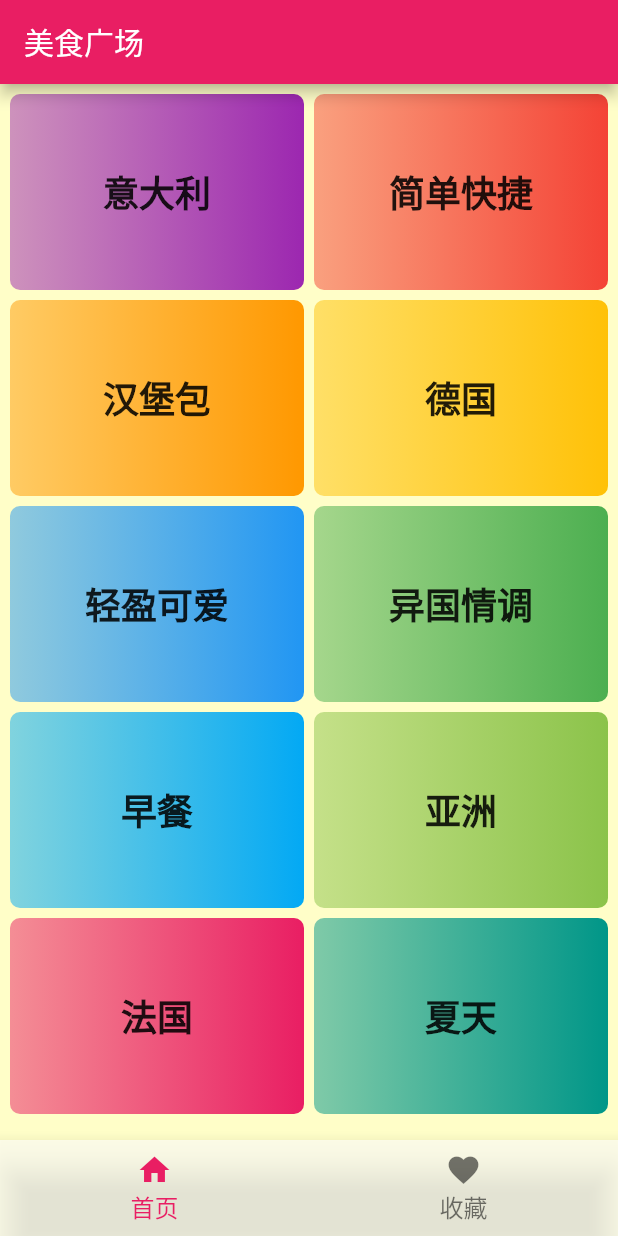
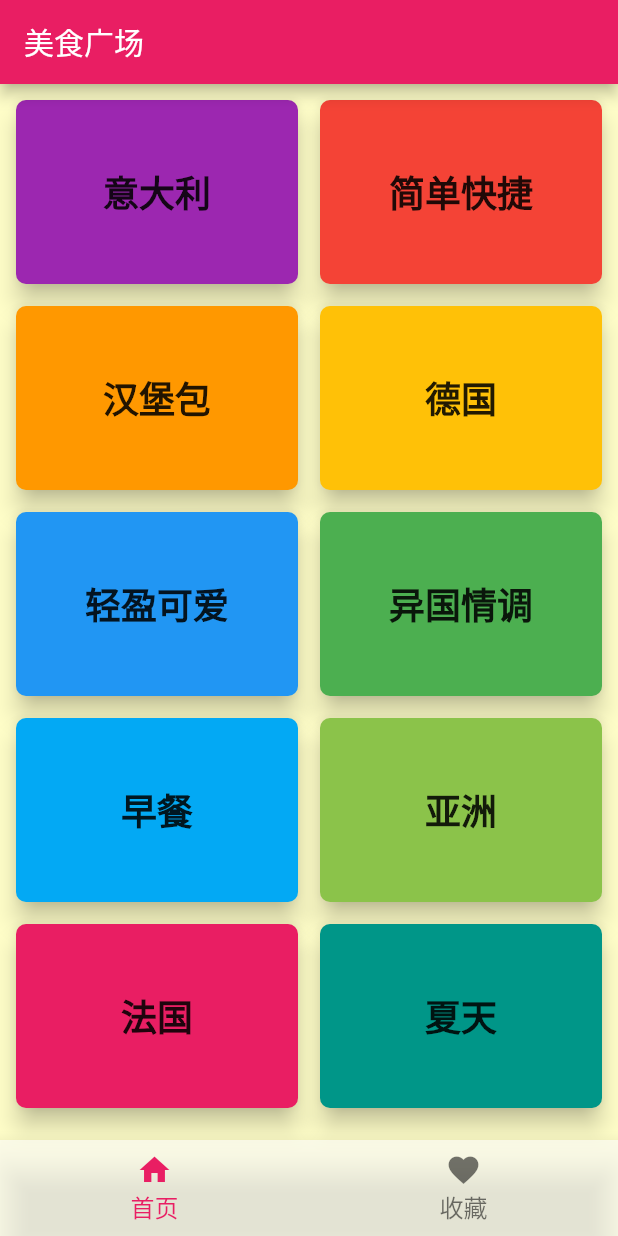
Before and after one commit to hywenbinger/cookbook, a Flutter app: the screen it shows after launch, on a phone screen of 412 x 824 dp. Run offline on Flutter 3.47's test engine with Material 2 defaults, Android fonts, the phone set to English and light mode, and no system bars.

Commit message:
complete home page

```diff
--- a/lib/pages/home/home_item.dart
+++ b/lib/pages/home/home_item.dart
@@ -11,26 +11,30 @@ class HomeItem extends StatelessWidget {
   @override
   Widget build(BuildContext context) {
     final bgColor = _model.color;
-    return Container(
-      decoration: BoxDecoration(
+    return GestureDetector(
+      onTap: () {
+        print(_model.toString());
+      },
+      child: Card(
         /// 背景色
         color: bgColor,
 
-        /// 圆角
-        borderRadius: BorderRadius.circular(20.px),
+        /// 阴影区域
+        elevation: 20.px,
 
-        /// 渐变
-        gradient: LinearGradient(colors: [
-          bgColor.withOpacity(.5),
-          bgColor,
-        ]),
+        /// 设置圆角
+        shape: RoundedRectangleBorder(
+          borderRadius: BorderRadius.all(
+            Radius.circular(20.px),
           ),
-      alignment: Alignment.center,
+        ),
+        child: Center(
           child: Text(
             _model.title,
             style: Theme.of(context).textTheme.bodyText1.copyWith(
                   fontWeight: FontWeight.bold,
-              fontSize: AppTheme.largeFontSize,
+                ),
+          ),
         ),
       ),
     );
--- a/lib/theme/app_theme.dart
+++ b/lib/theme/app_theme.dart
@@ -1,39 +1,37 @@
 import 'package:flutter/material.dart';
 
 class AppTheme {
-  // 公用属性
+  /// 公用属性
   static const double smallFontSize = 16;
   static const double normalFontSize = 20;
   static const double largeFontSize = 24;
 
-  // 默认主题
+  /// 默认主题
   static const Color lightTextColor = Colors.red;
   static const Color lightBgColor = Color.fromARGB(255, 255, 254, 200);
 
   static final ThemeData lightTheme = ThemeData(
     primarySwatch: Colors.pink,
-
-    /// 画布颜色
     canvasColor: lightBgColor,
-
-    /// 文本主题
     textTheme: TextTheme(
       bodyText1: TextStyle(
         color: Colors.black87,
-        fontSize: smallFontSize,
+        fontSize: largeFontSize,
       ),
     ),
   );
 
-  // 暗黑主题
-  static const Color darkTextColor = Colors.black12;
+  /// 暗黑主题
+  static const Color darkTextColor = Colors.white;
+  static const Color darkBgColor = Colors.black12;
 
   static final ThemeData darkTheme = ThemeData(
-    primarySwatch: Colors.grey,
+    primarySwatch: Colors.blueGrey,
+    canvasColor: darkBgColor,
     textTheme: TextTheme(
       bodyText2: TextStyle(
         color: darkTextColor,
-        fontSize: smallFontSize,
+        fontSize: largeFontSize,
       ),
     ),
   );
--- a/lib/utils/json_parse.dart
+++ b/lib/utils/json_parse.dart
@@ -6,8 +6,9 @@ import 'package:flutter/services.dart';
 class JsonParse {
   static Future<List<CategoryModel>> getCategoryData() async {
     /// 1.加载json文件
-    final String jsonString =
-        await rootBundle.loadString("assets/json/category.json");
+    final String jsonString = await Future.delayed(Duration(seconds: 2), () {
+      return rootBundle.loadString("assets/json/category.json");
+    });
 
     /// 2.将jsonString转成Map
     final result = json.decode(jsonString);
```
Lines whose indentation alone changed are shown as unchanged.
